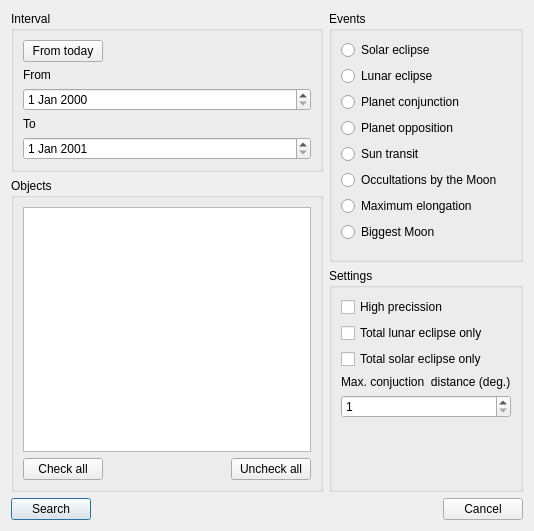
The window that ceventsearch.ui (PavelMr/skytechx) describes before a commit, drawn with Qt 5.
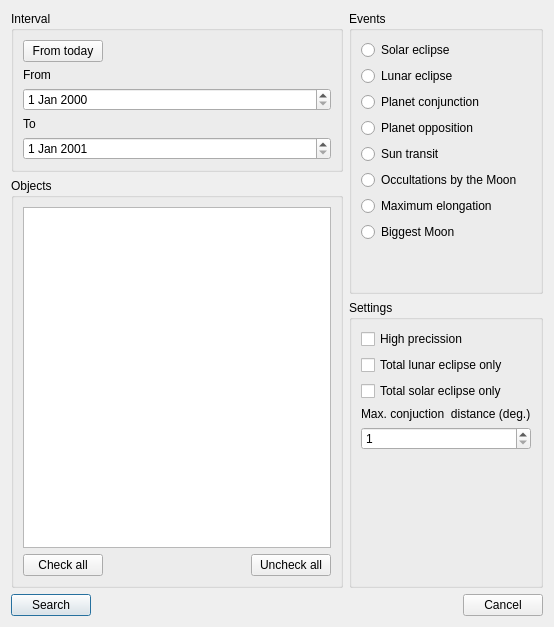
The same window after the commit.

Patch:
```diff
--- a/ceventsearch.ui
+++ b/ceventsearch.ui
@@ -6,8 +6,8 @@
    <rect>
     <x>0</x>
     <y>0</y>
-    <width>534</width>
-    <height>531</height>
+    <width>554</width>
+    <height>627</height>
    </rect>
   </property>
   <property name="windowTitle">
```
Left out of the diff: 277 changed lines with no effect on the pictures.
